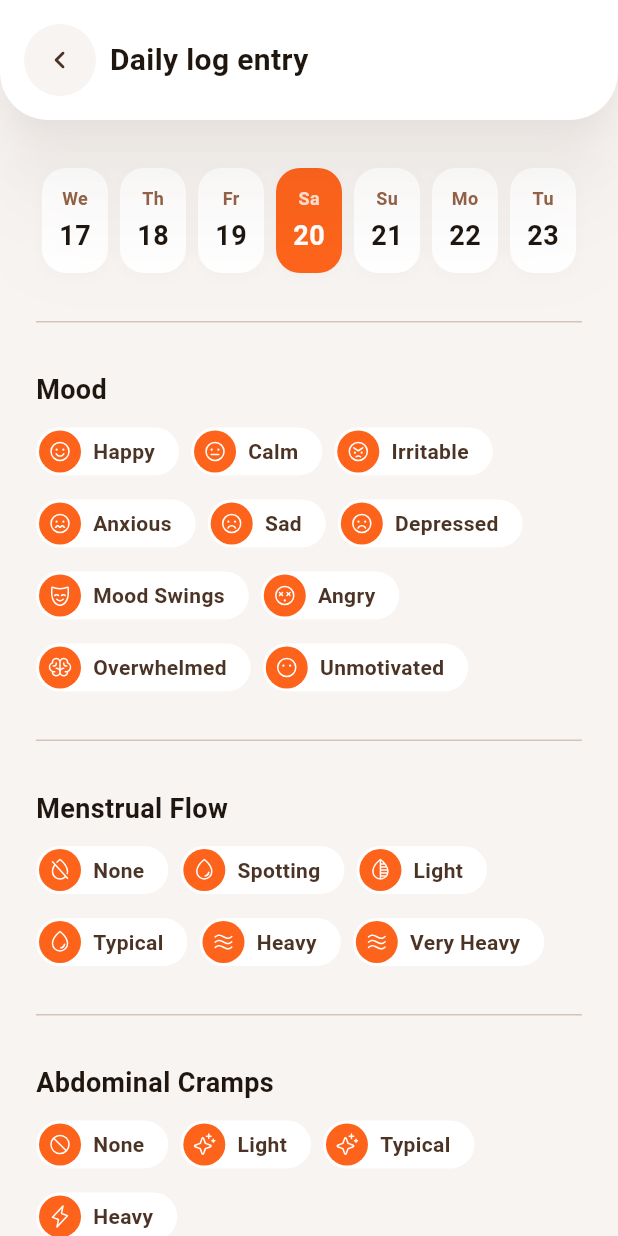
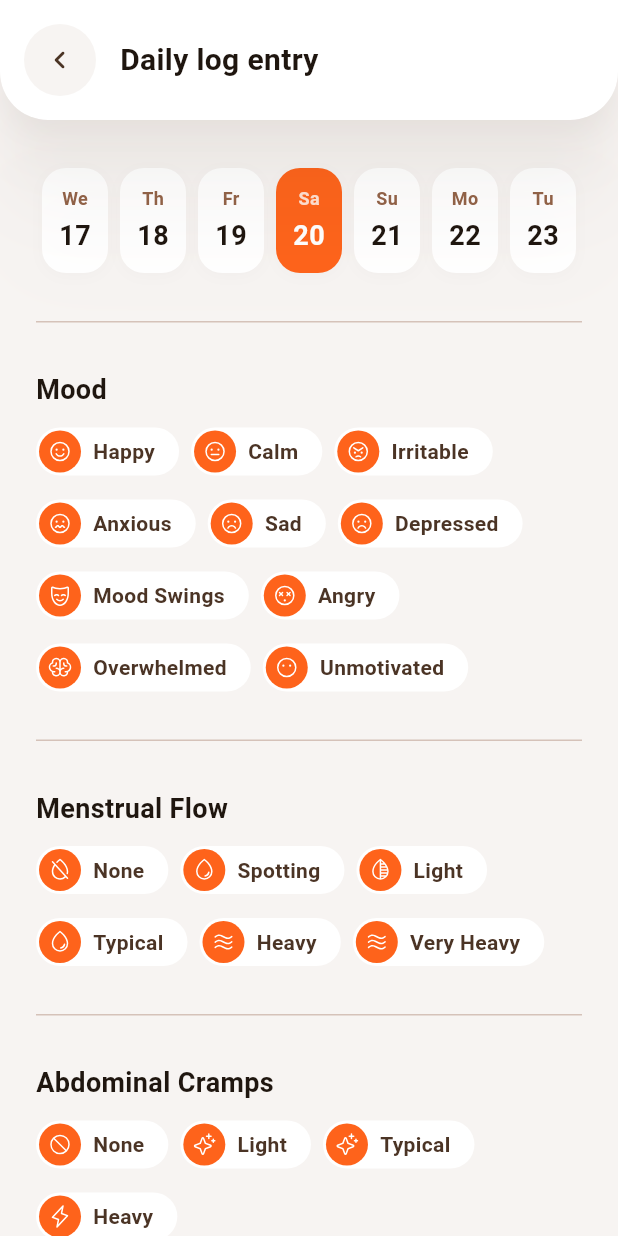
Before and after one commit to dsegelov123/Irma-App, a Flutter app: the AddLogView screen opened directly with empty values, on a phone screen of 412 x 824 dp. Run offline on Flutter 3.47's test engine with Material 3 defaults, Android fonts, the phone set to English and light mode, and no system bars; our stand-ins replace flutter_secure_storage, google_fonts, hive_flutter, local_auth, phosphor_flutter; accounts and stored records are empty.

Commit message:
style: change top bar leading spacing to 16px

```diff
--- a/lib/widgets/irma_top_bar.dart
+++ b/lib/widgets/irma_top_bar.dart
@@ -88,9 +88,9 @@ class IrmaTopBar extends StatelessWidget {
                         ),
                       ),
 
-                    // Gap between leading and title (starts exactly at x=73.2 when leading is present)
+                    // Gap between leading and title (updated to 16px)
                     if (leading != null || onBackPressed != null)
-                      const SizedBox(width: 9.2)
+                      const SizedBox(width: 16.0)
                     else
                       const SizedBox(width: 8.0),
 
@@ -132,7 +132,7 @@ class IrmaTopBar extends StatelessWidget {
   }
 }
 
-/// Standardoutlined action button used in IrmaTopBar.
+/// Standard outlined action button used in IrmaTopBar.
 class IrmaTopBarActionButton extends StatelessWidget {
   final IconData icon;
   final VoidCallback onTap;
```
